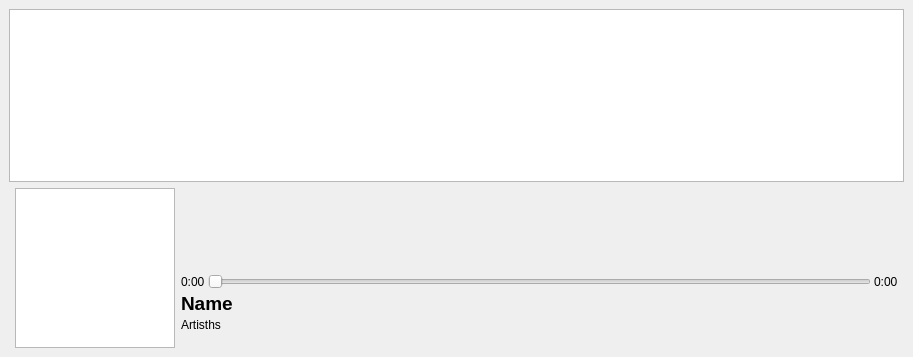
Old version of the form GUI/mainwindow.ui in the repository Derker2002/SptifyClient.
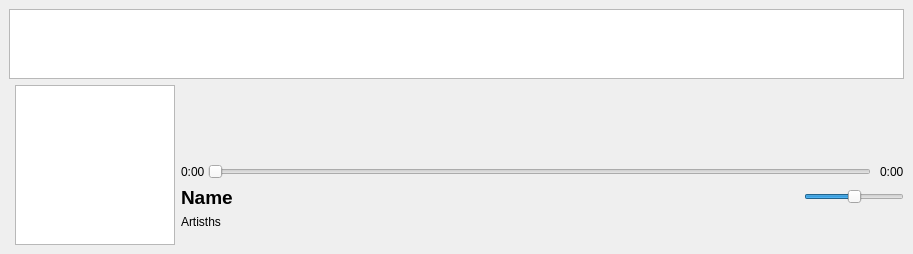
New version of the form. Custom widgets are drawn as their Qt base class.

Commit message: runOnStartUpFix+volume+loopBtn

The edit to the form file:
```diff
--- a/GUI/mainwindow.ui
+++ b/GUI/mainwindow.ui
@@ -7,7 +7,7 @@
     <x>0</x>
     <y>0</y>
     <width>913</width>
-    <height>357</height>
+    <height>254</height>
    </rect>
   </property>
   <property name="mouseTracking">
@@ -204,6 +204,32 @@
       </item>
       <item>
        <layout class="QGridLayout" name="InfoGrid">
+        <item row="2" column="0" colspan="3">
+         <widget class="QLabel" name="SongName">
+          <property name="font">
+           <font>
+            <pointsize>14</pointsize>
+            <bold>true</bold>
+           </font>
+          </property>
+          <property name="text">
+           <string>Name</string>
+          </property>
+         </widget>
+        </item>
+        <item row="0" column="0" rowspan="2">
+         <widget class="QLabel" name="currSongTime">
+          <property name="sizePolicy">
+           <sizepolicy hsizetype="Fixed" vsizetype="Preferred">
+            <horstretch>0</horstretch>
+            <verstretch>0</verstretch>
+           </sizepolicy>
+          </property>
+          <property name="text">
+           <string>0:00</string>
+          </property>
+         </widget>
+        </item>
         <item row="3" column="0" colspan="3" alignment="Qt::AlignTop">
          <widget class="QLabel" name="Authors">
           <property name="text">
@@ -214,49 +240,15 @@
           </property>
          </widget>
         </item>
-        <item row="0" column="0" rowspan="2">
-         <widget class="QLabel" name="currSongTime">
-          <property name="sizePolicy">
-           <sizepolicy hsizetype="Fixed" vsizetype="Preferred">
-            <horstretch>0</horstretch>
-            <verstretch>0</verstretch>
-           </sizepolicy>
-          </property>
+        <item row="0" column="4" rowspan="2" alignment="Qt::AlignRight">
+         <widget class="QLabel" name="songLength">
           <property name="text">
            <string>0:00</string>
           </property>
          </widget>
         </item>
-        <item row="3" column="3">
-         <widget class="QPushButton" name="openSpotifyButton">
-          <property name="sizePolicy">
-           <sizepolicy hsizetype="Fixed" vsizetype="Fixed">
-            <horstretch>0</horstretch>
-            <verstretch>0</verstretch>
-           </sizepolicy>
-          </property>
-          <property name="minimumSize">
-           <size>
-            <width>30</width>
-            <height>30</height>
-           </size>
-          </property>
-          <property name="maximumSize">
-           <size>
-            <width>30</width>
-            <height>30</height>
-           </size>
-          </property>
-          <property name="text">
-           <string/>
-          </property>
-          <property name="flat">
-           <bool>true</bool>
-          </property>
-         </widget>
-        </item>
-        <item row="0" column="1" rowspan="2" colspan="2">
-         <widget class="ProgressSlider" name="SongProgress">
+        <item row="0" column="1" rowspan="2" colspan="3">
+         <widget class="CustomSlider" name="SongProgress">
           <property name="font">
            <font>
             <kerning>true</kerning>
@@ -273,23 +265,56 @@
           </property>
          </widget>
         </item>
-        <item row="0" column="3" rowspan="2">
-         <widget class="QLabel" name="songLength">
-          <property name="text">
-           <string>0:00</string>
+        <item row="2" column="3" colspan="2" alignment="Qt::AlignRight">
+         <widget class="CustomSlider" name="volumeSlider">
+          <property name="minimumSize">
+           <size>
+            <width>100</width>
+            <height>30</height>
+           </size>
+          </property>
+          <property name="maximumSize">
+           <size>
+            <width>100</width>
+            <height>30</height>
+           </size>
+          </property>
+          <property name="maximum">
+           <number>100</number>
+          </property>
+          <property name="value">
+           <number>50</number>
+          </property>
+          <property name="orientation">
+           <enum>Qt::Horizontal</enum>
           </property>
          </widget>
         </item>
-        <item row="2" column="0" colspan="4">
-         <widget class="QLabel" name="SongName">
-          <property name="font">
-           <font>
-            <pointsize>14</pointsize>
-            <bold>true</bold>
-           </font>
+        <item row="3" column="4">
+         <widget class="QPushButton" name="openSpotifyButton">
+          <property name="sizePolicy">
+           <sizepolicy hsizetype="Fixed" vsizetype="Fixed">
+            <horstretch>0</horstretch>
+            <verstretch>0</verstretch>
+           </sizepolicy>
+          </property>
+          <property name="minimumSize">
+           <size>
+            <width>30</width>
+            <height>30</height>
+           </size>
+          </property>
+          <property name="maximumSize">
+           <size>
+            <width>30</width>
+            <height>30</height>
+           </size>
           </property>
           <property name="text">
-           <string>Name</string>
+           <string/>
+          </property>
+          <property name="flat">
+           <bool>true</bool>
           </property>
          </widget>
         </item>
@@ -348,9 +373,9 @@
    <header>GUI/CoverViewer.h</header>
   </customwidget>
   <customwidget>
-   <class>ProgressSlider</class>
+   <class>CustomSlider</class>
    <extends>QSlider</extends>
-   <header>GUI/ProgressSlider.h</header>
+   <header>GUI/CustomSlider.h</header>
   </customwidget>
  </customwidgets>
  <resources/>
```
The commit also changes 12 other files.
